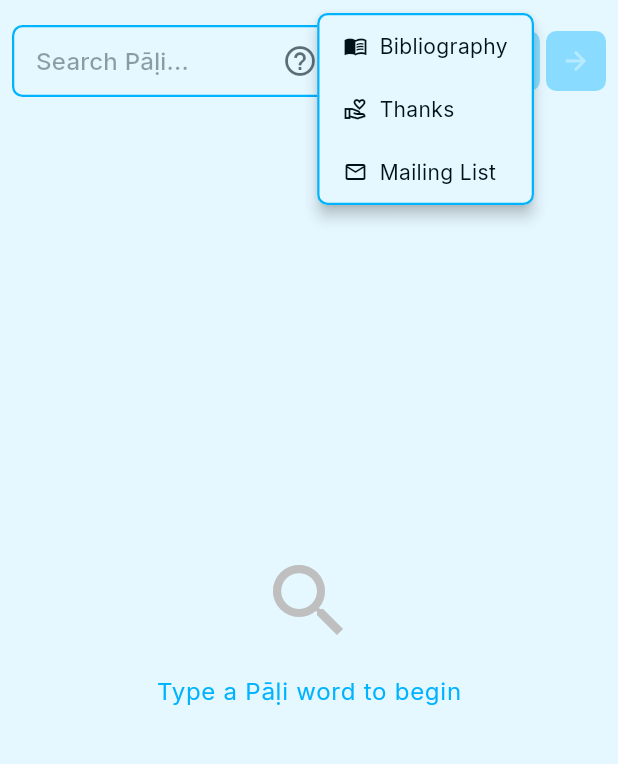
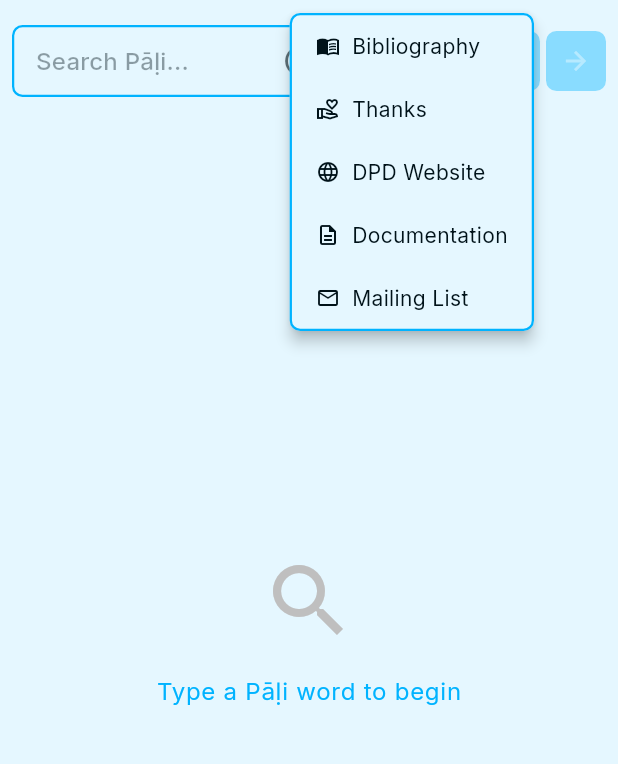
Before and after one commit to digitalpalidictionary/dpd-flutter-app, a Flutter app: the screen it shows after launch, after a tap on the "info outline" icon, on a phone screen of 412 x 824 dp, the part 71-835 px from its top. Run offline on Flutter 3.47's test engine with Material 3 defaults, Android fonts, the phone set to English and light mode, and no system bars; our stand-ins replace drift, flutter_html, flutter_riverpod, flutter_svg, google_fonts, shared_preferences; accounts and stored records are empty; generated files the repository leaves out were written again.

Commit message:
feat: add DPD website and documentation links to info popup
Co-Authored-By: Claude Sonnet 4.6 <noreply@anthropic.com>

```diff
--- a/lib/screens/search_screen.dart
+++ b/lib/screens/search_screen.dart
@@ -240,12 +240,9 @@ class _SearchScreenState extends ConsumerState<SearchScreen> {
                   _removeInfoOverlay();
                   setState(() => _activeInfo = content);
                 },
-                onMailingList: () {
+                onExternalLink: (url) {
                   _removeInfoOverlay();
-                  launchUrl(
-                    Uri.parse('https://forms.gle/gJ7ouhJriYREPm1s8'),
-                    mode: LaunchMode.externalApplication,
-                  );
+                  launchUrl(Uri.parse(url), mode: LaunchMode.externalApplication);
                 },
               ),
             ),
@@ -491,15 +488,16 @@ class _SearchScreenState extends ConsumerState<SearchScreen> {
 // ── Info popup ────────────────────────────────────────────────────────────────
 
 class _InfoPopup extends StatelessWidget {
-  const _InfoPopup({required this.onSelect, required this.onMailingList});
+  const _InfoPopup({required this.onSelect, required this.onExternalLink});
 
   final void Function(_InfoContent) onSelect;
-  final VoidCallback onMailingList;
+  final void Function(String url) onExternalLink;
 
   @override
   Widget build(BuildContext context) {
     final theme = Theme.of(context);
     final isDark = theme.brightness == Brightness.dark;
+    final divider = Divider(height: 1, color: DpdColors.primary.withValues(alpha: 0.3));
 
     return Material(
       elevation: 4,
@@ -519,23 +517,29 @@ class _InfoPopup extends StatelessWidget {
               icon: Icons.menu_book_outlined,
               onTap: () => onSelect(_InfoContent.bibliography),
             ),
-            Divider(
-              height: 1,
-              color: DpdColors.primary.withValues(alpha: 0.3),
-            ),
+            divider,
             _InfoMenuItem(
               label: 'Thanks',
               icon: Icons.volunteer_activism_outlined,
               onTap: () => onSelect(_InfoContent.thanks),
             ),
-            Divider(
-              height: 1,
-              color: DpdColors.primary.withValues(alpha: 0.3),
+            divider,
+            _InfoMenuItem(
+              label: 'DPD Website',
+              icon: Icons.language,
+              onTap: () => onExternalLink('https://dpdict.net'),
             ),
+            divider,
+            _InfoMenuItem(
+              label: 'Documentation',
+              icon: Icons.description_outlined,
+              onTap: () => onExternalLink('https://docs.dpdict.net'),
+            ),
+            divider,
             _InfoMenuItem(
               label: 'Mailing List',
               icon: Icons.mail_outline,
-              onTap: onMailingList,
+              onTap: () => onExternalLink('https://forms.gle/gJ7ouhJriYREPm1s8'),
             ),
           ],
         ),
```
